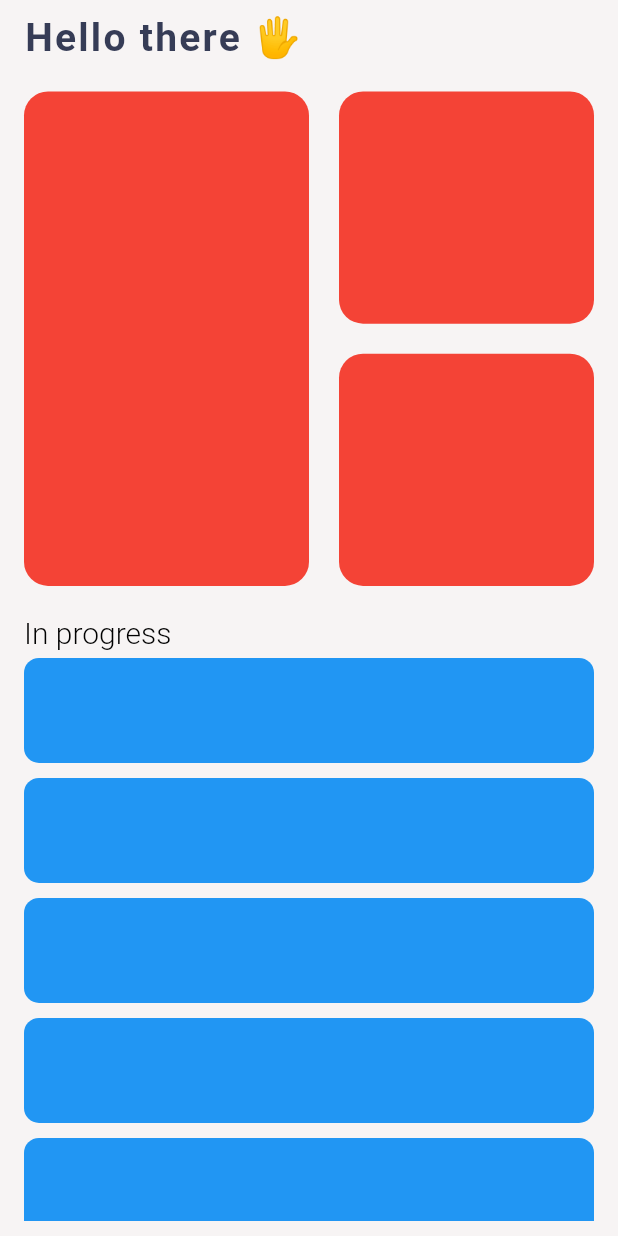
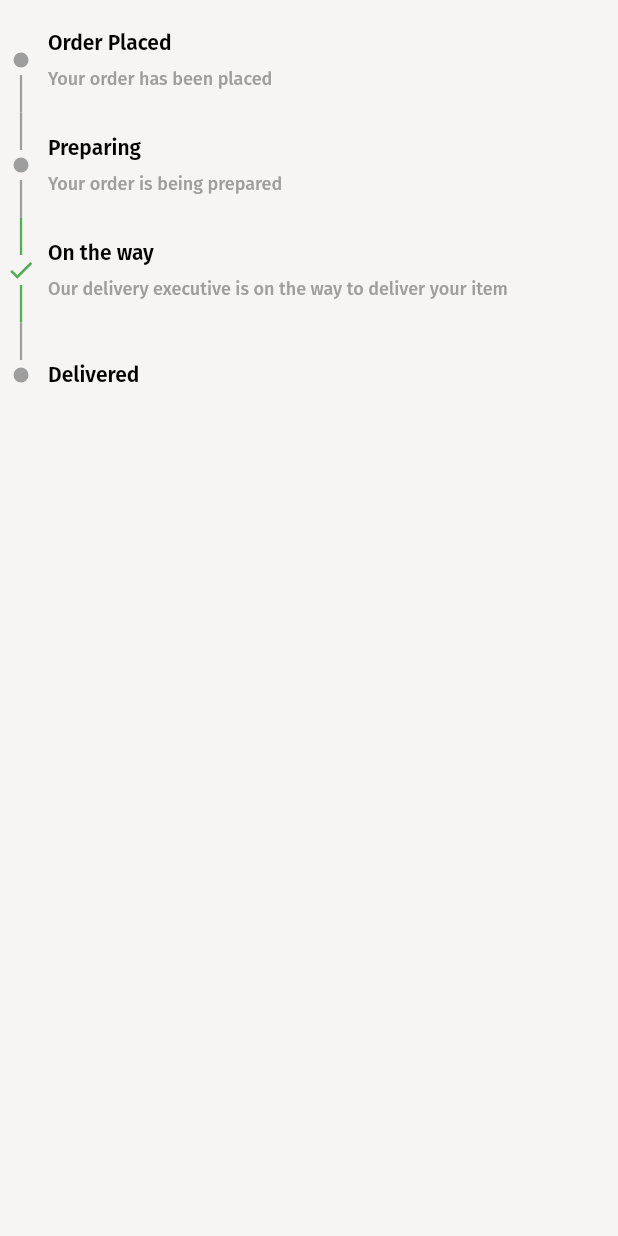
Before and after one commit to jamescardona11/lecode_app, a Flutter app: the screen it shows after launch, on a phone screen of 412 x 824 dp. Run offline on Flutter 3.47's test engine with Material 2 defaults, Android fonts, the phone set to English and light mode, and no system bars; our stand-ins replace equatable, flutter_native_splash, get_it, google_fonts, injectable; missing offline and left inert: drip, pocket, projectile; Roboto replaces fonts that are missing (Pangolin).

Commit message:
stepper widget

```diff
--- a/lib/app/pages/home/home_page.dart
+++ b/lib/app/pages/dashboard/dashboard_page.dart
@@ -1,11 +1,10 @@
 import 'package:flutter/material.dart';
-import 'package:flutter/rendering.dart';
 import 'package:lepath_app/app/widgets/round_container.dart';
 import 'package:lepath_app/config/context_extension.dart';
 
-class HomePage extends StatelessWidget {
+class DashboardPage extends StatelessWidget {
   /// default constructor
-  const HomePage({
+  const DashboardPage({
     super.key,
   });
 
@@ -14,9 +13,10 @@ class HomePage extends StatelessWidget {
     return Scaffold(
       body: SafeArea(
         child: Padding(
-          padding: const EdgeInsets.symmetric(
-            vertical: 10,
-            horizontal: 16,
+          padding: const EdgeInsets.only(
+            top: 10,
+            left: 16,
+            right: 16,
           ),
           child: Column(
             crossAxisAlignment: CrossAxisAlignment.start,
--- /dev/null
+++ b/lib/app/pages/path/path_steps_page.dart
@@ -0,0 +1,60 @@
+import 'package:flutter/material.dart';
+import 'package:lepath_app/app/widgets/stepper/stepper_data.dart';
+import 'package:lepath_app/app/widgets/stepper/stepper_widget.dart';
+
+class PathStepsPage extends StatefulWidget {
+  /// default constructor
+  const PathStepsPage({
+    super.key,
+  });
+
+  @override
+  State<PathStepsPage> createState() => _PathStepsPageState();
+}
+
+class _PathStepsPageState extends State<PathStepsPage> {
+  // late final PageController _pageController;
+
+  @override
+  void initState() {
+    super.initState();
+    // _pageController = PageController();
+  }
+
+  List<StepperData> stepperData = [
+    StepperData(
+      title: "Order Placed",
+      subtitle: "Your order has been placed",
+      // child: Container(
+      //   width: 100,
+      //   height: 50,
+      //   color: Colors.amber,
+      // ),
+    ),
+    StepperData(
+      title: "Preparing",
+      subtitle: "Your order is being prepared",
+    ),
+    StepperData(
+      title: "On the way",
+      subtitle: "Our delivery executive is on the way to deliver your item",
+      isCompleted: true,
+    ),
+    StepperData(
+      title: "Delivered",
+    ),
+  ];
+
+  @override
+  Widget build(BuildContext context) {
+    return Scaffold(
+      body: StepperWidget(
+        stepperList: stepperData,
+        activeColor: Colors.green,
+        inactiveColor: Colors.grey,
+        iconCompleted: Icons.check,
+        isSimpleDot: true,
+      ),
+    );
+  }
+}
--- /dev/null
+++ b/lib/app/widgets/stepper/arc_progress.dart
@@ -0,0 +1,81 @@
+import 'package:flutter/material.dart';
+
+import 'dart:math';
+
+class ArcProgress extends CustomPainter {
+  ArcProgress({
+    required this.numberOfArc,
+    required this.alreadyWatch,
+    required this.spacing,
+    required this.strokeWidth,
+    required this.seenColor,
+    required this.unSeenColor,
+  });
+
+  final int numberOfArc;
+  final int alreadyWatch;
+  final double spacing;
+  final double strokeWidth;
+  final Color seenColor;
+  final Color unSeenColor;
+
+  double doubleToAngle(double angle) => angle * pi / 180.0;
+
+  void drawArcWithRadius(
+    Canvas canvas,
+    Offset center,
+    double radius,
+    double angle,
+    Paint seenPaint,
+    Paint unSeenPaint,
+    double start,
+    double spacing,
+    int alreadyWatch,
+  ) {
+    for (var i = 0; i < 3; i++) {
+      canvas.drawArc(
+          Rect.fromCircle(center: center, radius: radius),
+          doubleToAngle((start + ((angle + spacing) * i))),
+          doubleToAngle(angle),
+          false,
+          alreadyWatch - 1 >= i ? seenPaint : unSeenPaint);
+    }
+  }
+
+  @override
+  void paint(Canvas canvas, Size size) {
+    final Offset center = Offset(size.width / 2.0, size.height / 2.0);
+    final double radius = size.width / 2.0;
+    double angle = numberOfArc == 1 ? 360.0 : (360.0 / numberOfArc - spacing);
+    var startingAngle = 180.0;
+
+    Paint seenPaint = Paint()
+      ..strokeCap = StrokeCap.round
+      ..strokeWidth = strokeWidth
+      ..style = PaintingStyle.stroke
+      ..color = seenColor;
+
+    Paint unSeenPaint = Paint()
+      ..strokeCap = StrokeCap.round
+      ..strokeWidth = strokeWidth
+      ..style = PaintingStyle.stroke
+      ..color = unSeenColor;
+
+    drawArcWithRadius(
+      canvas,
+      center,
+      radius,
+      angle,
+      seenPaint,
+      unSeenPaint,
+      startingAngle,
+      spacing,
+      alreadyWatch,
+    );
+  }
+
+  @override
+  bool shouldRepaint(CustomPainter oldDelegate) {
+    return true;
+  }
+}
--- /dev/null
+++ b/lib/app/widgets/stepper/stepper.dart
@@ -0,0 +1,5 @@
+export 'arc_progress.dart';
+export 'stepper_data.dart';
+export 'stepper_dot_widget.dart';
+export 'stepper_widget.dart';
+export 'vertical_stepper.dart';
--- /dev/null
+++ b/lib/app/widgets/stepper/stepper_data.dart
@@ -0,0 +1,21 @@
+import 'package:flutter/material.dart';
+
+class StepperData {
+  /// title for the stepper
+  final String? title;
+
+  /// subtitle for the stepper
+  final String? subtitle;
+
+  final Widget? child;
+
+  final bool isCompleted;
+
+  /// Use the constructor of [StepperData] to pass the data needed.
+  StepperData({
+    this.title,
+    this.subtitle,
+    this.child,
+    this.isCompleted = false,
+  });
+}
--- /dev/null
+++ b/lib/app/widgets/stepper/stepper_dot_widget.dart
@@ -0,0 +1,74 @@
+import 'package:flutter/material.dart';
+
+class StepperDot extends StatelessWidget {
+  /// Default stepper dot
+  const StepperDot({
+    Key? key,
+    required this.color,
+  }) : super(key: key);
+
+  /// Index at which the item is present
+  final Color color;
+
+  @override
+  Widget build(BuildContext context) {
+    return Container(
+      height: 18,
+      width: 18,
+      decoration: BoxDecoration(
+        border: Border.all(
+          color: color,
+          width: 1,
+        ),
+        borderRadius: const BorderRadius.all(
+          Radius.circular(30),
+        ),
+      ),
+      child: Padding(
+        padding: const EdgeInsets.all(2.0),
+        child: Container(
+          height: 14,
+          width: 14,
+          margin: const EdgeInsets.all(2),
+          decoration: BoxDecoration(
+            color: color,
+            border: Border.all(
+              color: color,
+              width: 1,
+            ),
+            borderRadius: const BorderRadius.all(
+              Radius.circular(30),
+            ),
+          ),
+        ),
+      ),
+    );
+  }
+}
+
+class SimpleStepperDot extends StatelessWidget {
+  /// Default stepper dot
+  const SimpleStepperDot({
+    Key? key,
+    required this.color,
+  }) : super(key: key);
+
+  /// Color dot
+  final Color color;
+
+  @override
+  Widget build(BuildContext context) {
+    return Padding(
+      padding: const EdgeInsets.all(0),
+      child: Container(
+        height: 10,
+        width: 10,
+        margin: const EdgeInsets.all(2),
+        decoration: BoxDecoration(
+          color: color,
+          shape: BoxShape.circle,
+        ),
+      ),
+    );
+  }
+}
--- /dev/null
+++ b/lib/app/widgets/stepper/stepper_widget.dart
@@ -0,0 +1,133 @@
+import 'package:flutter/material.dart';
+
+import 'stepper.dart';
+
+class StepperWidget extends StatelessWidget {
+  /// Another stepper is a package, which helps build
+  /// customizable and easy to manage steppers.
+  ///
+  /// The package and be used to build horizontal as well
+  /// as vertical steppers just by providing [Axis] in the [gap] parameter.
+  const StepperWidget({
+    Key? key,
+    required this.stepperList,
+    this.header,
+    this.gap = 25,
+    this.activeIndex = 0,
+    this.activeColor = Colors.blue,
+    this.inactiveColor = Colors.grey,
+    this.iconCompleted,
+    this.titleTextStyle = const TextStyle(
+      fontSize: 14,
+      color: Colors.black,
+      fontWeight: FontWeight.w600,
+    ),
+    this.subtitleTextStyle = const TextStyle(
+      fontSize: 12,
+      color: Colors.grey,
+      fontWeight: FontWeight.w500,
+    ),
+    this.scrollPhysics,
+    this.iconHeight,
+    this.iconWidth,
+    this.isSimpleDot = false,
+    this.alreadyWatch = 0,
+  }) : super(key: key);
+
+  /// Stepper [List] of type [StepperData] to inflate stepper with data
+  final List<StepperData> stepperList;
+
+  /// Gap between the items in the stepper, Default = 40
+  /// (Recommended to keep it greater than 20 in [Axis.vertical])
+  /// (Recommended to keep it greater than 40 in [Axis.horizontal])
+  final double gap;
+
+  /// Active index, till which [index] the stepper will be highlighted
+  final int activeIndex;
+
+  /// Bar color for active step
+  final Color activeColor;
+
+  /// Bar color for inactive step
+  final Color inactiveColor;
+
+  /// Height of [StepperData.iconWidget]
+  ///
+  /// Default value = 20
+  final double? iconHeight;
+
+  /// Width of [StepperData.iconWidget]
+  ///
+  /// Default value = 20
+  final double? iconWidth;
+
+  final Widget? header;
+
+  /// icon completed information
+  final IconData? iconCompleted;
+
+  /// [TextStyle] for title
+  final TextStyle titleTextStyle;
+
+  /// [TextStyle] for subtitle
+  final TextStyle subtitleTextStyle;
+
+  /// Scroll physics for listview
+  final ScrollPhysics? scrollPhysics;
+
+  final bool isSimpleDot;
+
+  final int alreadyWatch;
+
+  @override
+  Widget build(BuildContext context) {
+    final Iterable<int> iterable = Iterable<int>.generate(stepperList.length);
+    return Flex(
+        crossAxisAlignment: CrossAxisAlignment.start,
+        direction: Axis.vertical,
+        children: [
+          if (header != null)
+            Row(
+              children: [
+                SizedBox(
+                  width: 30,
+                  height: 30,
+                  child: CustomPaint(
+                    painter: ArcProgress(
+                      alreadyWatch: alreadyWatch,
+                      numberOfArc: 3,
+                      spacing: 50,
+                      strokeWidth: 7,
+                      seenColor: activeColor,
+                      unSeenColor: inactiveColor,
+                    ),
+                  ),
+                ),
+                const SizedBox(width: 10),
+                header!,
+              ],
+            ),
+          const SizedBox(height: 5),
+          ...iterable.map((index) => _getPreferredStepper(index)).toList(),
+        ]);
+  }
+
+  Widget _getPreferredStepper(index) {
+    return Padding(
+      padding: const EdgeInsets.only(left: 4.0),
+      child: VerticalStepperItem(
+        index: index,
+        item: stepperList[index],
+        itemsCount: stepperList.length,
+        gap: gap,
+        inActiveBarColor: inactiveColor,
+        activeBarColor: activeColor,
+        titleTextStyle: titleTextStyle,
+        subtitleTextStyle: subtitleTextStyle,
+        iconCompleted: iconCompleted,
+        wasHeader: header != null,
+        isSimpleDot: isSimpleDot,
+      ),
+    );
+  }
+}
--- /dev/null
+++ b/lib/app/widgets/stepper/vertical_stepper.dart
@@ -0,0 +1,121 @@
+import 'package:flutter/material.dart';
+
+import 'stepper.dart';
+
+class VerticalStepperItem extends StatelessWidget {
+  /// Stepper Item to show vertical stepper
+  const VerticalStepperItem({
+    Key? key,
+    required this.item,
+    required this.index,
+    required this.itemsCount,
+    required this.gap,
+    required this.activeBarColor,
+    required this.inActiveBarColor,
+    required this.titleTextStyle,
+    required this.subtitleTextStyle,
+    this.iconCompleted,
+    this.wasHeader = false,
+    this.isSimpleDot = false,
+  }) : super(key: key);
+
+  /// Stepper item of type [StepperData] to inflate stepper with data
+  final StepperData item;
+
+  /// Index at which the item is present
+  final int index;
+
+  /// Total length of the list provided
+  final int itemsCount;
+
+  /// Gap between the items in the stepper
+  final double gap;
+
+  /// Bar color for active step
+  final Color activeBarColor;
+
+  /// Bar color for inactive step
+  final Color inActiveBarColor;
+
+  /// [TextStyle] for title
+  final TextStyle titleTextStyle;
+
+  /// [TextStyle] for subtitle
+  final TextStyle subtitleTextStyle;
+
+  final IconData? iconCompleted;
+
+  final bool wasHeader;
+
+  final bool isSimpleDot;
+
+  @override
+  Widget build(BuildContext context) {
+    return Row(
+      children: [
+        Column(
+          children: [
+            Container(
+              color: index == 0 ? indexZeroColor : color,
+              width: barWidth,
+              height: gap,
+            ),
+            SizedBox(
+              height: size,
+              width: size,
+              child: Center(
+                child: item.isCompleted
+                    ? Icon(
+                        iconCompleted,
+                        size: size,
+                        color: activeBarColor,
+                      )
+                    : simpleDot(),
+              ),
+            ),
+            Container(
+              color: index == itemsCount - 1 ? Colors.transparent : color,
+              width: barWidth,
+              height: gap,
+            ),
+          ],
+        ),
+        const SizedBox(width: 8),
+        Expanded(
+          child: item.child ??
+              Column(
+                crossAxisAlignment: CrossAxisAlignment.start,
+                children: [
+                  if (item.title != null) ...[
+                    Text(
+                      item.title!,
+                      textAlign: TextAlign.start,
+                      style: titleTextStyle,
+                    ),
+                  ],
+                  if (item.subtitle != null) ...[
+                    const SizedBox(height: 8),
+                    Text(
+                      item.subtitle!,
+                      textAlign: TextAlign.start,
+                      style: subtitleTextStyle,
+                    ),
+                  ],
+                ],
+              ),
+        ),
+      ],
+    );
+  }
+
+  double get barWidth => 1.5;
+
+  double get size => 20.0;
+
+  Widget simpleDot() =>
+      isSimpleDot ? SimpleStepperDot(color: color) : StepperDot(color: color);
+
+  Color get color => item.isCompleted ? activeBarColor : inActiveBarColor;
+
+  Color get indexZeroColor => wasHeader ? activeBarColor : Colors.transparent;
+}
--- a/lib/main.dart
+++ b/lib/main.dart
@@ -2,9 +2,11 @@ import 'dart:developer';
 
 import 'package:flutter/material.dart';
 import 'package:flutter_native_splash/flutter_native_splash.dart';
+import 'package:lepath_app/app/pages/path/path_page.dart';
+import 'package:lepath_app/app/pages/path/path_steps_page.dart';
 
 import 'app/pages/dsa_content/dsa_content_layout.dart';
-import 'app/pages/home/home_page.dart';
+import 'app/pages/dashboard/dashboard_page.dart';
 import 'config/di/di.dart';
 import 'config/theme/app_theme.dart';
 import 'core/core.dart';
@@ -34,7 +36,7 @@ class MyApp extends StatelessWidget {
       title: 'Material App',
       debugShowCheckedModeBanner: false,
       theme: AppTheme.lightTheme(),
-      home: HomePage(),
+      home: PathStepsPage(),
     );
   }
 }
--- a/pubspec.yaml
+++ b/pubspec.yaml
@@ -19,6 +19,7 @@ dependencies:
   google_fonts: ^3.0.1
   font_awesome_flutter: ^10.2.1
   flutter_staggered_grid_view: ^0.6.2
+
 
   # DI
   get_it: ^7.2.0
```
Also changed, not shown: lib/app/pages/path/path_page.dart (+33 -2 lines), lib/app/pages/home_layout.dart (renamed from lib/app/pages/home/home_layout.dart).
